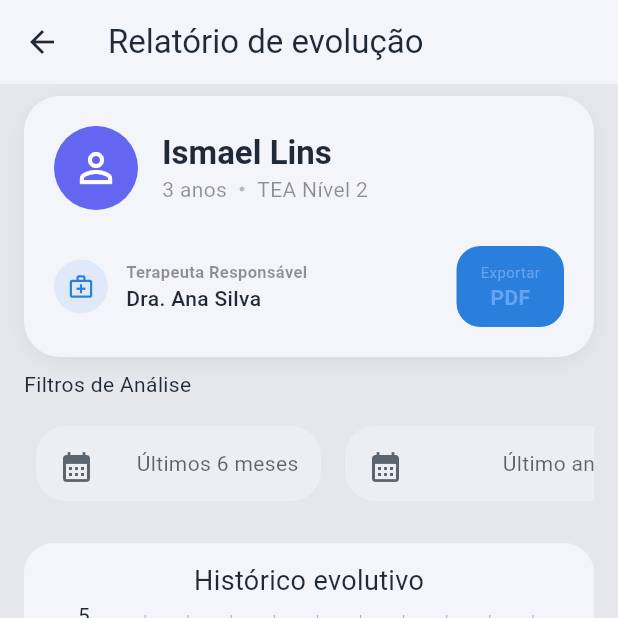
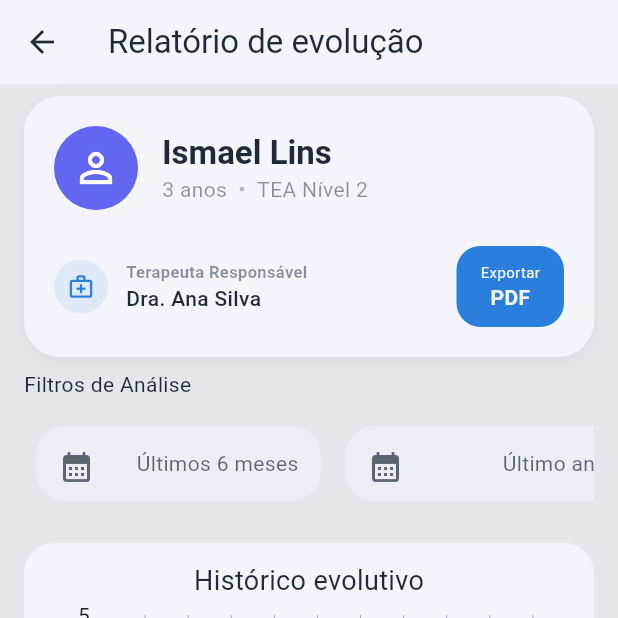
Before and after one commit to Kaickpl/Sistema_espectrum_savvy_front, a Flutter app: the RelatorioEvolucao screen opened directly, on a phone screen of 412 x 824 dp, the top half of it. Run offline on Flutter 3.47's test engine with Material 3 defaults, Android fonts, the phone set to English and light mode, and no system bars; drawn by our look-alikes of fl_chart; our stand-ins replace font_awesome_flutter; missing offline and left inert: syncfusion_flutter_pdfviewer.

Commit message:
ajustes nas cores e rotas

```diff
--- a/lib/View/Widgets/cartao_aluno.dart
+++ b/lib/View/Widgets/cartao_aluno.dart
@@ -79,7 +79,7 @@ class CartaoAluno extends StatelessWidget {
                     onPressed: () {},
                     child: Text(
                       'Vincular novo paciente',
-                      style: TextStyle(color: cores.onTertiary),
+                      style: TextStyle(color: cores.surface),
                     ),
                   ),
                 ),
--- a/lib/View/Widgets/cartao_paciente_relatorio.dart
+++ b/lib/View/Widgets/cartao_paciente_relatorio.dart
@@ -155,14 +155,14 @@ class CartaoPacienteRelatorio extends StatelessWidget {
                             Text(
                               'Exportar',
                               style: TextStyle(
-                                color: cores.onTertiary,
+                                color: cores.surface,
                                 fontSize: 10,
                               ),
                             ),
                             Text(
                               'PDF',
                               style: TextStyle(
-                                color: cores.onTertiary,
+                                color: cores.surface,
                                 fontWeight: FontWeight.bold,
                               ),
                             ),
```
Also changed, not shown: lib/View/Pages/home_aluno.dart (+10 -1 lines), lib/View/Widgets/cartao_paciente_home.dart (+18 -3 lines).
